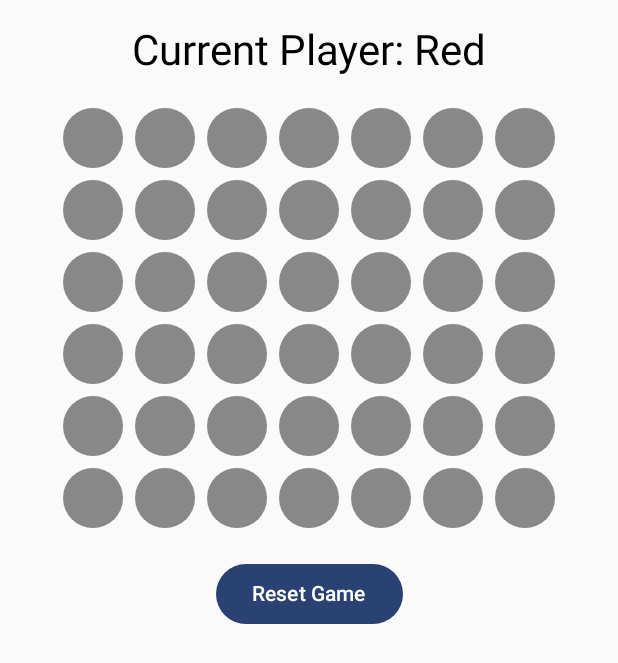
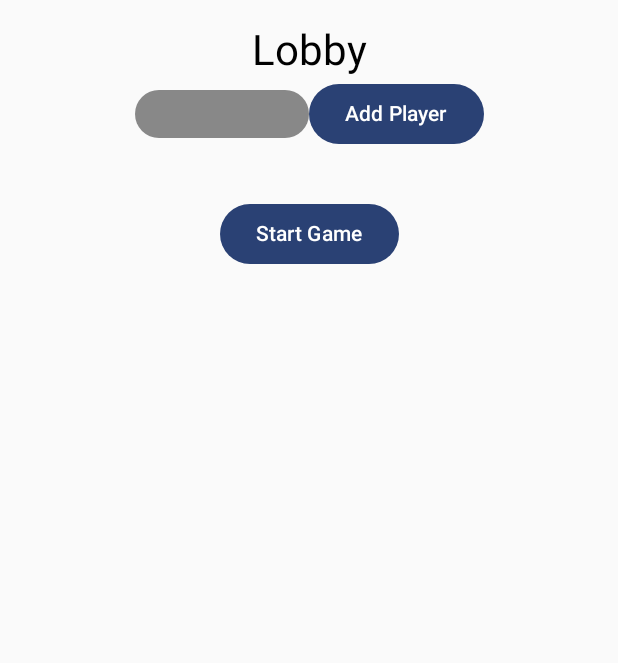
Before and after one commit to YasinDerwish/CONNECT-FOUR, an Android app built with Jetpack Compose: the screen it shows after launch (MainActivity), on a phone screen of 412 x 824 dp. Shown: the top 663 px of the screen. Run offline under Robolectric (Android 15) with nearby library versions, the phone set to English and light mode, and no system bars.

Commit message:
Basic coding for the game is done

```diff
--- a/app/build.gradle.kts
+++ b/app/build.gradle.kts
@@ -2,7 +2,6 @@ plugins {
     alias(libs.plugins.android.application)
     alias(libs.plugins.kotlin.android)
     alias(libs.plugins.kotlin.compose)
-    id("com.google.gms.google_services")
 }
 
 android {
@@ -63,5 +62,6 @@ dependencies {
     implementation ("androidx.constraintlayout:constraintlayout:2.0.4")
     implementation ("com.google.android.material:material:1.4.0")
     implementation(platform("com.google.firebase:firebase-bom:33.6.0"))
+    implementation("androidx.navigation:navigation-compose:2.8.4")
 
 }
--- a/app/src/main/java/com/example/myapplication/MainActivity.kt
+++ b/app/src/main/java/com/example/myapplication/MainActivity.kt
@@ -7,6 +7,7 @@ import androidx.compose.foundation.background
 import androidx.compose.foundation.clickable
 import androidx.compose.foundation.layout.*
 import androidx.compose.foundation.shape.CircleShape
+import androidx.compose.foundation.text.BasicTextField
 import androidx.compose.material3.Button
 import androidx.compose.material3.MaterialTheme
 import androidx.compose.material3.Text
@@ -14,9 +15,16 @@ import androidx.compose.runtime.*
 import androidx.compose.ui.Alignment
 import androidx.compose.ui.Modifier
 import androidx.compose.ui.graphics.Color
+import androidx.compose.ui.text.input.TextFieldValue
 import androidx.compose.ui.tooling.preview.Preview
 import androidx.compose.ui.unit.dp
+import androidx.constraintlayout.motion.widget.MotionController
+import androidx.navigation.compose.rememberNavController
 import com.example.myapplication.ui.theme.MyApplicationTheme
+import androidx.navigation.NavController
+import androidx.navigation.compose.NavHost
+import androidx.navigation.compose.rememberNavController
+import androidx.navigation.compose.composable
 
 enum class PlayerColor(val color: Color){
     Red(Color.Red),
@@ -93,14 +101,67 @@ class MainActivity : ComponentActivity() {
         super.onCreate(savedInstanceState)
         setContent {
             MyApplicationTheme {
-                ConnectFourGame()
+                val navController = rememberNavController()
+                val players = remember { mutableStateListOf<Player>() }
+
+                NavHost(navController = navController, startDestination = "lobby"){
+                    composable("lobby") {
+                        LobbyScreen(navController = navController, players = players)
+                    }
+                    composable("game"){
+                        ConnectFourGame(navController = navController)
+                    }
+                }
             }
         }
     }
 }
+@Composable
+fun LobbyScreen(navController: NavController, players: MutableList<Player>){
+    var playerName by remember { mutableStateOf(TextFieldValue("")) }
+    Column(
+        modifier = Modifier
+            .fillMaxSize()
+            .padding(16.dp),
+        verticalArrangement = Arrangement.Top,
+        horizontalAlignment = Alignment.CenterHorizontally
+    ){
+        Text("Lobby", style = MaterialTheme.typography.headlineMedium)
 
+        Row(verticalAlignment = Alignment.CenterVertically){
+            BasicTextField(
+                value = playerName,
+                onValueChange = { playerName = it},
+                modifier = Modifier
+                    .background(Color.Gray, CircleShape)
+                    .padding(8.dp)
+            )
+            Button(
+                onClick = {
+                    if(playerName.text.isNotBlank()){
+                        players.add(Player(playerName.text, if(players.size % 2 ==0) PlayerColor.Red else PlayerColor.Yellow))
+                        playerName = TextFieldValue("")
+                    }
+                }
+            ){
+                Text("Add Player")
+            }
+        }
+        Spacer(modifier = Modifier.height(16.dp))
+
+        players.forEach { player ->
+            Text("${player.name} - ${player.color}")
+        }
+        Spacer(modifier = Modifier.height(16.dp))
+
+        Button(onClick = { navController.navigate("game") }) {
+            Text("Start Game")
+        }
+    }
+
+}
 @Composable
-fun ConnectFourGame() {
+fun ConnectFourGame(navController: NavController) {
     val gameEngine = remember { GameEngine() }
     var currentPlayer by remember { mutableStateOf(PlayerColor.Red) }
     val board = gameEngine.getBoard()
@@ -175,6 +236,6 @@ fun Disc(color: Color, onClick: () -> Unit) {
 @Composable
 fun ConnectFourGamePreview() {
     MyApplicationTheme {
-        ConnectFourGame()
+        ConnectFourGame(navController = rememberNavController())
     }
 }
```
